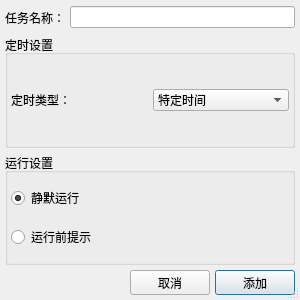
Before: the Qt Designer form src/gui/resources/ui/ALTimerTaskAddDialog.ui in KenanZhu/AutoLibrary, drawn with Qt 5.
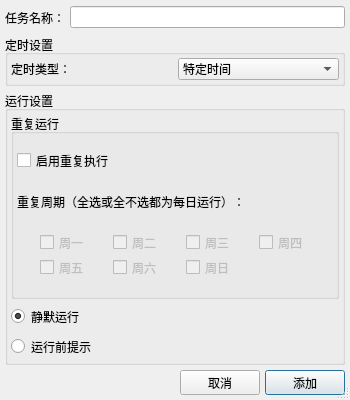
After: the same form once the commit is applied.

The edit to the form file:
```diff
--- a/src/gui/resources/ui/ALTimerTaskAddDialog.ui
+++ b/src/gui/resources/ui/ALTimerTaskAddDialog.ui
@@ -6,20 +6,20 @@
    <rect>
     <x>0</x>
     <y>0</y>
-    <width>300</width>
-    <height>300</height>
+    <width>350</width>
+    <height>400</height>
    </rect>
   </property>
   <property name="minimumSize">
    <size>
-    <width>0</width>
-    <height>300</height>
+    <width>350</width>
+    <height>400</height>
    </size>
   </property>
   <property name="maximumSize">
    <size>
-    <width>500</width>
-    <height>300</height>
+    <width>350</width>
+    <height>500</height>
    </size>
   </property>
   <property name="windowTitle">
@@ -149,8 +149,20 @@
       <property name="spacing">
        <number>5</number>
       </property>
-      <item row="0" column="0">
+      <item row="1" column="0">
        <widget class="QRadioButton" name="SilentlyRunRadioButton">
+        <property name="minimumSize">
+         <size>
+          <width>0</width>
+          <height>25</height>
+         </size>
+        </property>
+        <property name="maximumSize">
+         <size>
+          <width>16777215</width>
+          <height>25</height>
+         </size>
+        </property>
         <property name="text">
          <string>静默运行</string>
         </property>
@@ -168,13 +180,248 @@
         </property>
        </widget>
       </item>
-      <item row="1" column="0">
+      <item row="2" column="0">
        <widget class="QRadioButton" name="ShowBeforeRunRadioButton">
+        <property name="minimumSize">
+         <size>
+          <width>0</width>
+          <height>25</height>
+         </size>
+        </property>
+        <property name="maximumSize">
+         <size>
+          <width>16777215</width>
+          <height>25</height>
+         </size>
+        </property>
         <property name="text">
          <string>运行前提示</string>
         </property>
        </widget>
       </item>
+      <item row="0" column="0">
+       <widget class="QGroupBox" name="RepeatConfigGroupBox">
+        <property name="title">
+         <string>重复运行</string>
+        </property>
+        <layout class="QVBoxLayout" name="RepeatConfigLayout" stretch="1,1,1">
+         <property name="spacing">
+          <number>5</number>
+         </property>
+         <property name="leftMargin">
+          <number>3</number>
+         </property>
+         <property name="topMargin">
+          <number>3</number>
+         </property>
+         <property name="rightMargin">
+          <number>3</number>
+         </property>
+         <property name="bottomMargin">
+          <number>3</number>
+         </property>
+         <item>
+          <widget class="QCheckBox" name="RepeatCheckBox">
+           <property name="minimumSize">
+            <size>
+             <width>0</width>
+             <height>25</height>
+            </size>
+           </property>
+           <property name="maximumSize">
+            <size>
+             <width>16777215</width>
+             <height>25</height>
+            </size>
+           </property>
+           <property name="text">
+            <string>启用重复执行</string>
+           </property>
+          </widget>
+         </item>
+         <item>
+          <widget class="QLabel" name="label">
+           <property name="minimumSize">
+            <size>
+             <width>0</width>
+             <height>25</height>
+            </size>
+           </property>
+           <property name="maximumSize">
+            <size>
+             <width>16777215</width>
+             <height>25</height>
+            </size>
+           </property>
+           <property name="text">
+            <string>重复周期（全选或全不选都为每日运行）：</string>
+           </property>
+          </widget>
+         </item>
+         <item>
+          <layout class="QGridLayout" name="RepeatCheckBoxLayout" rowstretch="10,10" columnstretch="0,0,0,0" rowminimumheight="25,25">
+           <property name="spacing">
+            <number>0</number>
+           </property>
+           <item row="0" column="3">
+            <widget class="QCheckBox" name="ThuCheckBox">
+             <property name="enabled">
+              <bool>false</bool>
+             </property>
+             <property name="minimumSize">
+              <size>
+               <width>50</width>
+               <height>25</height>
+              </size>
+             </property>
+             <property name="maximumSize">
+              <size>
+               <width>50</width>
+               <height>25</height>
+              </size>
+             </property>
+             <property name="text">
+              <string>周四</string>
+             </property>
+            </widget>
+           </item>
+           <item row="0" column="2">
+            <widget class="QCheckBox" name="WedCheckBox">
+             <property name="enabled">
+              <bool>false</bool>
+             </property>
+             <property name="minimumSize">
+              <size>
+               <width>50</width>
+               <height>25</height>
+              </size>
+             </property>
+             <property name="maximumSize">
+              <size>
+               <width>50</width>
+               <height>25</height>
+              </size>
+             </property>
+             <property name="text">
+              <string>周三</string>
+             </property>
+            </widget>
+           </item>
+           <item row="0" column="0">
+            <widget class="QCheckBox" name="MonCheckBox">
+             <property name="enabled">
+              <bool>false</bool>
+             </property>
+             <property name="minimumSize">
+              <size>
+               <width>50</width>
+               <height>25</height>
+              </size>
+             </property>
+             <property name="maximumSize">
+              <size>
+               <width>50</width>
+               <height>25</height>
+              </size>
+             </property>
+             <property name="text">
+              <string>周一</string>
+             </property>
+            </widget>
+           </item>
+           <item row="0" column="1">
+            <widget class="QCheckBox" name="TueCheckBox">
+             <property name="enabled">
+              <bool>false</bool>
+             </property>
+             <property name="minimumSize">
+              <size>
+               <width>50</width>
+               <height>25</height>
+              </size>
+             </property>
+             <property name="maximumSize">
+              <size>
+               <width>50</width>
+               <height>25</height>
+              </size>
+             </property>
+             <property name="text">
+              <string>周二</string>
+             </property>
+            </widget>
+           </item>
+           <item row="1" column="0">
+            <widget class="QCheckBox" name="FriCheckBox">
+             <property name="enabled">
+              <bool>false</bool>
+             </property>
+             <property name="minimumSize">
+              <size>
+               <width>50</width>
+               <height>25</height>
+              </size>
+             </property>
+             <property name="maximumSize">
+              <size>
+               <width>50</width>
+               <height>25</height>
+              </size>
+             </property>
+             <property name="text">
+              <string>周五</string>
+             </property>
+            </widget>
+           </item>
+           <item row="1" column="1">
+            <widget class="QCheckBox" name="SatCheckBox">
+             <property name="enabled">
+              <bool>false</bool>
+             </property>
+             <property name="minimumSize">
+              <size>
+               <width>50</width>
+               <height>25</height>
+              </size>
+             </property>
+             <property name="maximumSize">
+              <size>
+               <width>50</width>
+               <height>25</height>
+              </size>
+             </property>
+             <property name="text">
+              <string>周六</string>
+             </property>
+            </widget>
+           </item>
+           <item row="1" column="2">
+            <widget class="QCheckBox" name="SunCheckBox">
+             <property name="enabled">
+              <bool>false</bool>
+             </property>
+             <property name="minimumSize">
+              <size>
+               <width>50</width>
+               <height>25</height>
+              </size>
+             </property>
+             <property name="maximumSize">
+              <size>
+               <width>50</width>
+               <height>25</height>
+              </size>
+             </property>
+             <property name="text">
+              <string>周日</string>
+             </property>
+            </widget>
+           </item>
+          </layout>
+         </item>
+        </layout>
+       </widget>
+      </item>
      </layout>
     </widget>
    </item>
```
